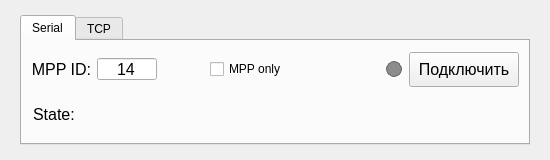
Old version of the form modules/Main_Serial/DialogSerialTCP.ui in the repository AtariVC/ddii_scopus.
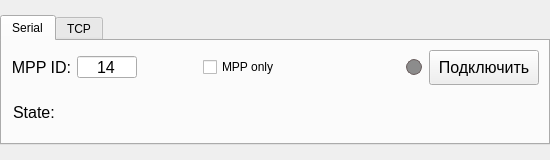
New version of the form. Custom widgets are drawn as their Qt base class.

Commit message: some fix ui serial_tcp

What changed in the file:
```diff
--- a/modules/Main_Serial/DialogSerialTCP.ui
+++ b/modules/Main_Serial/DialogSerialTCP.ui
@@ -55,7 +55,7 @@
      <property name="bottomMargin">
       <number>0</number>
      </property>
-     <item row="0" column="1">
+     <item row="0" column="0">
       <widget class="QTabWidget" name="tabWidget_serial">
        <property name="sizePolicy">
         <sizepolicy hsizetype="Preferred" vsizetype="Maximum">
@@ -85,7 +85,7 @@
            <item>
             <widget class="QLabel" name="label_10">
              <property name="sizePolicy">
-              <sizepolicy hsizetype="Expanding" vsizetype="Expanding">
+              <sizepolicy hsizetype="Fixed" vsizetype="Fixed">
                <horstretch>0</horstretch>
                <verstretch>0</verstretch>
               </sizepolicy>
@@ -611,32 +611,6 @@
        </widget>
       </widget>
      </item>
-     <item row="0" column="0">
-      <spacer name="horizontalSpacer_8">
-       <property name="orientation">
-        <enum>Qt::Horizontal</enum>
-       </property>
-       <property name="sizeHint" stdset="0">
-        <size>
-         <width>40</width>
-         <height>20</height>
-        </size>
-       </property>
-      </spacer>
-     </item>
-     <item row="0" column="2">
-      <spacer name="horizontalSpacer_9">
-       <property name="orientation">
-        <enum>Qt::Horizontal</enum>
-       </property>
-       <property name="sizeHint" stdset="0">
-        <size>
-         <width>40</width>
-         <height>20</height>
-        </size>
-       </property>
-      </spacer>
-     </item>
     </layout>
    </item>
   </layout>
```
